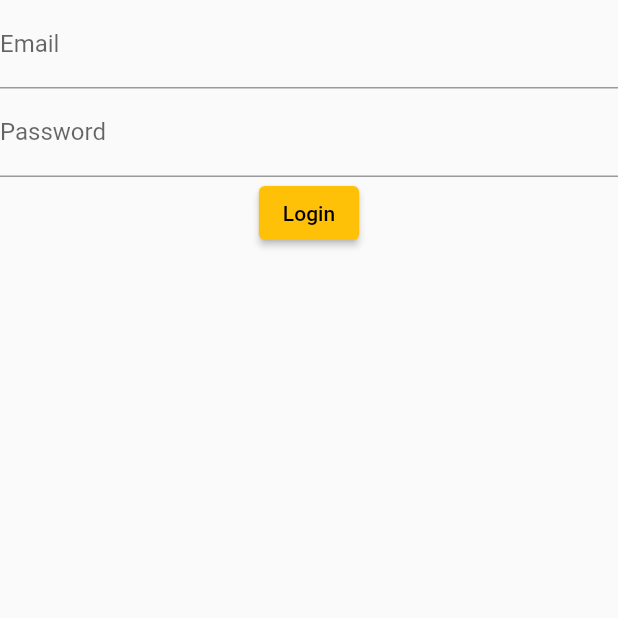
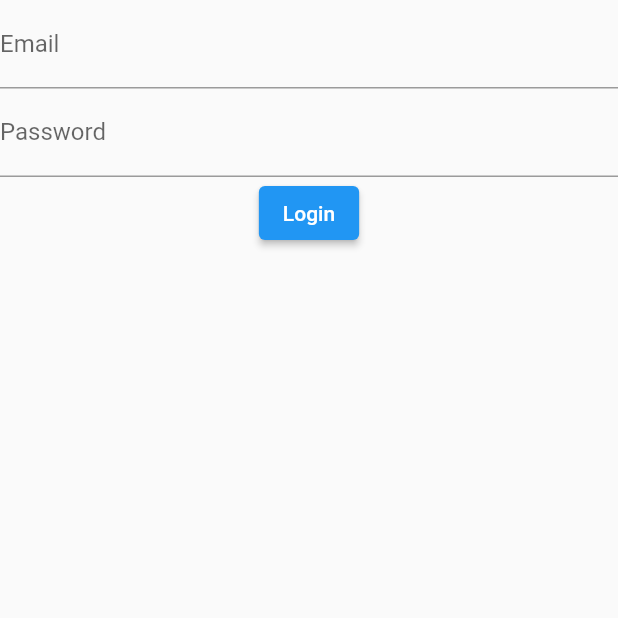
Before and after one commit to JohnEsleyer/StreetMarket, a Flutter app: the screen it shows after launch, on a phone screen of 412 x 824 dp, the top half of it. Run offline on Flutter 3.47's test engine with Material 2 defaults, Android fonts, the phone set to English and light mode, and no system bars; our stand-ins replace cloud_firestore, firebase_auth, firebase_core, firebase_storage, iconsax, image_picker; accounts and stored records are empty.

Commit message:
added new dart file named post_product_sample.dart

```diff
--- a/lib/custom_widgets/small_widgets.dart
+++ b/lib/custom_widgets/small_widgets.dart
@@ -15,7 +15,7 @@ AppBar StreetMarketAppBar = AppBar(
         width: 150,
         height: 150,
       ),
-      // SizedBox(width: 50),
+      SizedBox(width: 50),
     ],
   ),
 );
--- a/lib/main.dart
+++ b/lib/main.dart
@@ -21,19 +21,6 @@ void main() async {
 }
 
 class MyApp extends StatelessWidget {
-  MaterialColor myColor = MaterialColor(0xFFFFC107, {
-    50: Color(0xFFFFF8E1),
-    100: Color(0xFFFFECB3),
-    200: Color(0xFFFFE082),
-    300: Color(0xFFFFD54F),
-    400: Color(0xFFFFCA28),
-    500: Color(0xFFFFC107),
-    600: Color(0xFFFFB300),
-    700: Color(0xFFFFA000),
-    800: Color(0xFFFF8F00),
-    900: Color.fromARGB(255, 0, 0, 0),
-  });
-
   @override
   Widget build(BuildContext context) {
     return ChangeNotifierProvider(
@@ -57,7 +44,14 @@ class MyApp extends StatelessWidget {
         },
         title: 'Flutter Demo',
         theme: ThemeData(
-          primarySwatch: myColor,
+          primaryColor: Colors.black,
+          floatingActionButtonTheme: FloatingActionButtonThemeData(
+            backgroundColor: Color.fromARGB(255, 255, 170, 0),
+          ),
+          appBarTheme: AppBarTheme(
+            backgroundColor: Colors.white,
+            foregroundColor: Colors.black,
+          ),
         ),
       ),
     );
```
Also changed, not shown: lib/samples/profile_sample.dart (+19 -0 lines), lib/samples/post_product_sample.dart (added).
